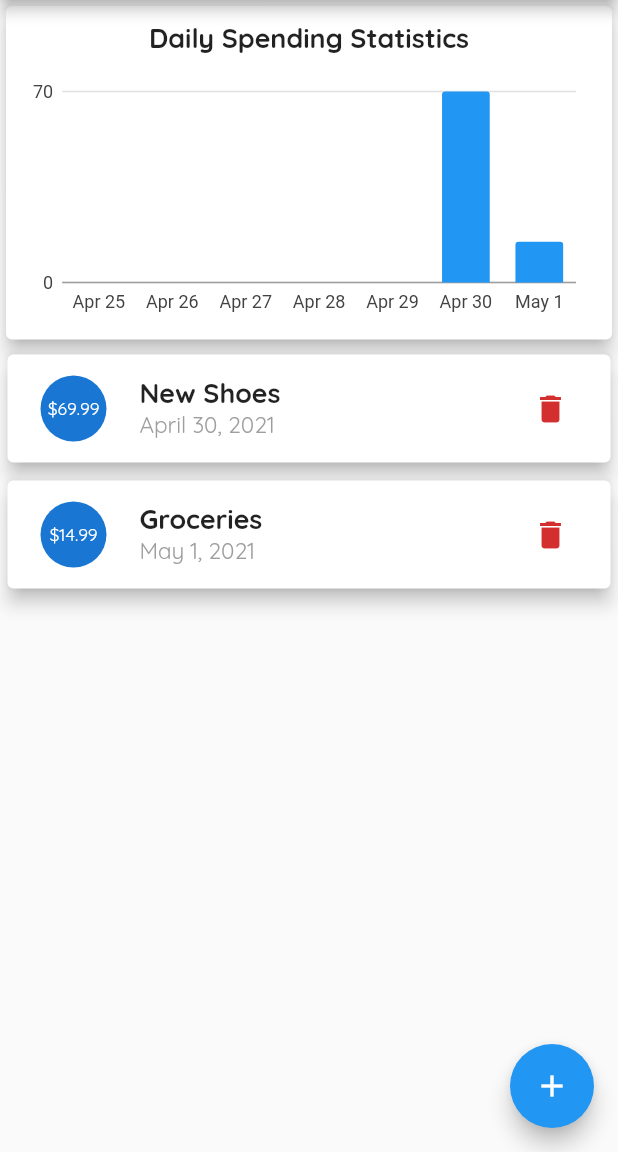
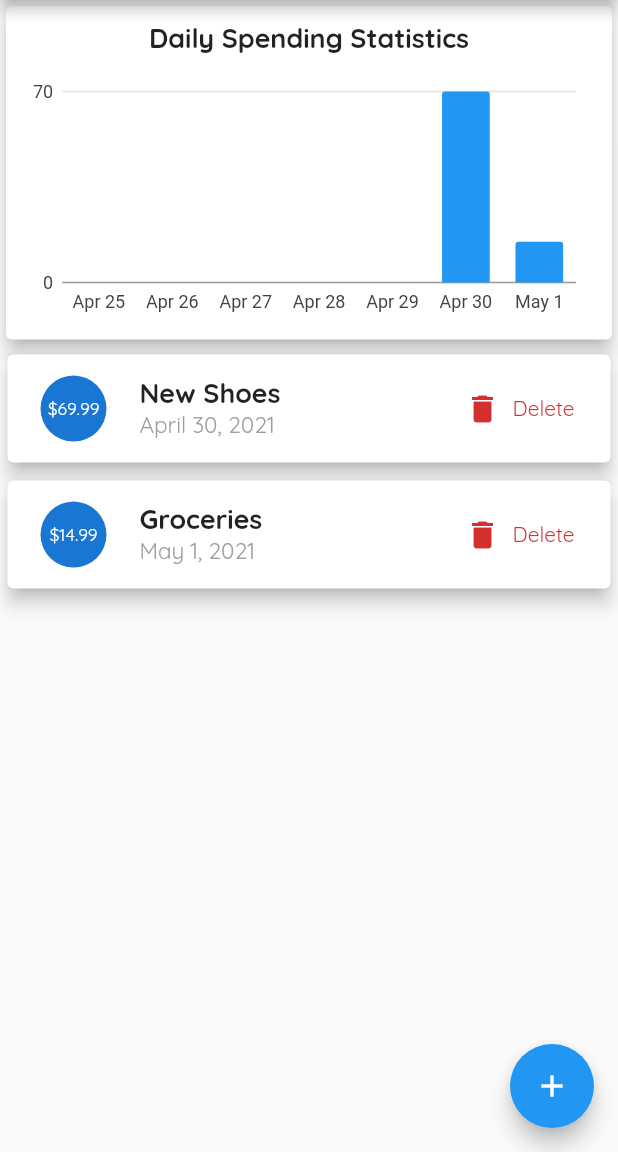
Before and after one commit to jimmy-lan/flutter_budget_app, a Flutter app: the screen it shows after launch, on a phone screen of 412 x 824 dp, the part 84-1236 px from its top. Run offline on Flutter 3.47's test engine with Material 2 defaults, Android fonts, the phone set to English and light mode, and no system bars; our stand-ins replace charts_flutter.

Commit message:
Show delete text on bigger screens

```diff
--- a/lib/widgets/transaction_list.dart
+++ b/lib/widgets/transaction_list.dart
@@ -60,11 +60,19 @@ class TransactionList extends StatelessWidget {
                       DateFormat.yMMMMd().format(e.date),
                       style: TextStyle(color: Colors.grey),
                     ),
-                    trailing: IconButton(
-                      icon: Icon(Icons.delete),
-                      color: Theme.of(context).errorColor,
-                      onPressed: () => onDeleteTransaction(e.id),
-                    ),
+                    trailing: MediaQuery.of(context).size.width > 360
+                        ? TextButton.icon(
+                            onPressed: () => onDeleteTransaction(e.id),
+                            icon: Icon(Icons.delete),
+                            label: Text("Delete"),
+                            style: ButtonStyle(
+                                foregroundColor: MaterialStateProperty.all(
+                                    Theme.of(context).errorColor)))
+                        : IconButton(
+                            icon: Icon(Icons.delete),
+                            color: Theme.of(context).errorColor,
+                            onPressed: () => onDeleteTransaction(e.id),
+                          ),
                   ),
                 );
               },
```
